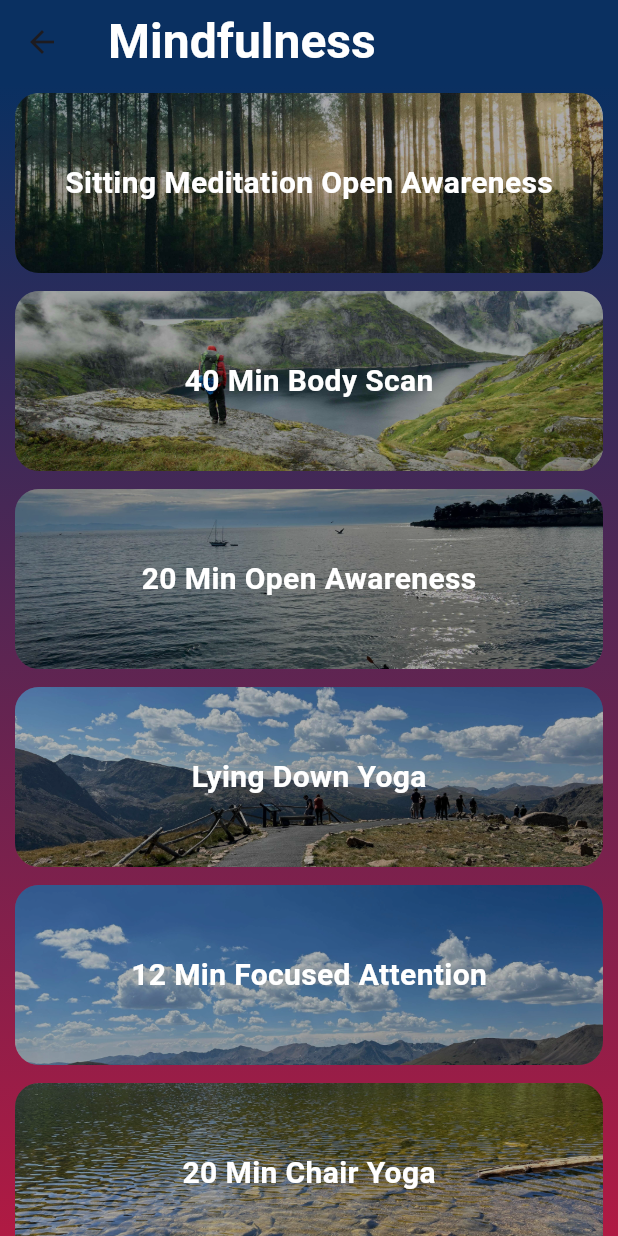
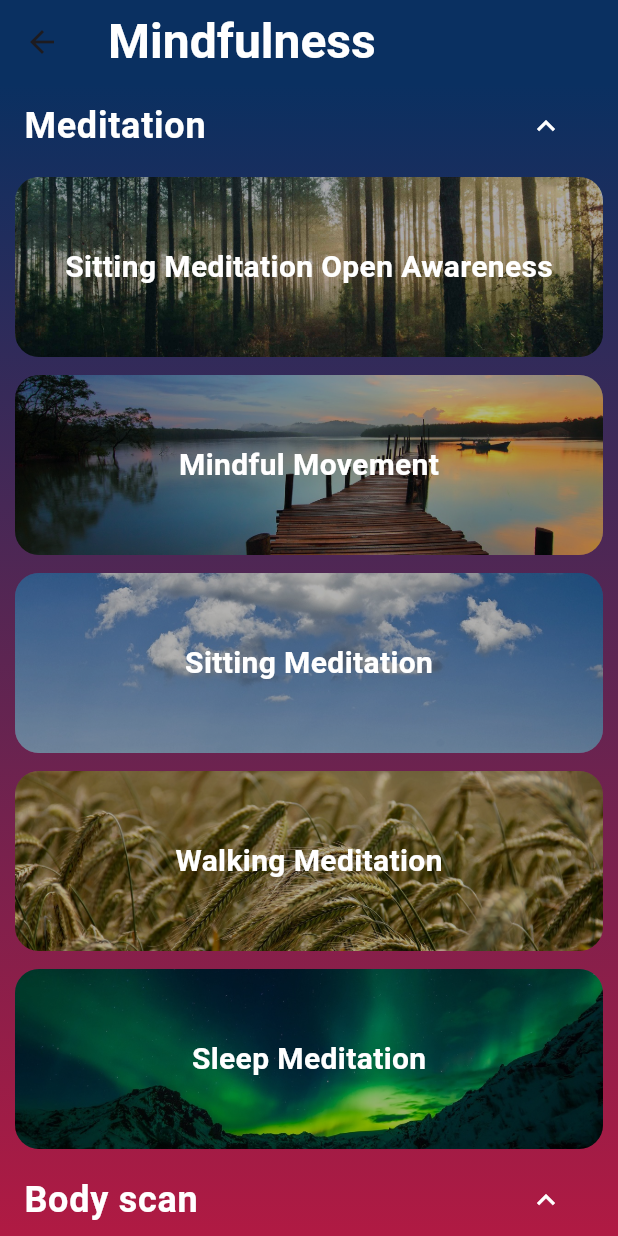
Before and after one commit to PranavBP/Senior-Pal, a Flutter app: the MindfulnessScreen screen opened directly, on a phone screen of 412 x 824 dp. Run offline on Flutter 3.47's test engine with Material 3 defaults, Android fonts, the phone set to English and light mode, and no system bars; our stand-ins replace audioplayers, chewie, cloud_firestore, firebase_auth, firebase_core, firebase_database and 8 more; accounts and stored records are empty.

Commit message:
added back youtube music, upgraded dependecies, added category

```diff
--- a/lib/data/mindfulness_assets.dart
+++ b/lib/data/mindfulness_assets.dart
@@ -9,7 +9,9 @@ final List<Meditation> mindfulnessItems = [
     track: "sitting-meditation-open-awareness",
     trackExtension: "m4a",
     image: "assets/mindfulness/photo16.jpg",
-      backgroundVideo: "sittingMedi"),
+    backgroundVideo: "sittingMedi",
+    category: "Meditation",
+  ),
   Meditation(
     title: "40 Min Body Scan",
     description:
@@ -18,7 +20,9 @@ final List<Meditation> mindfulnessItems = [
     track: "pholland-body-scan-1",
     trackExtension: "m4a",
     image: "assets/mindfulness/photo15.jpg",
-      backgroundVideo: "fiveMinBS"),
+    backgroundVideo: "fiveMinBS",
+    category: "Body scan",
+  ),
   Meditation(
     title: "20 Min Open Awareness",
     description:
@@ -27,7 +31,9 @@ final List<Meditation> mindfulnessItems = [
     track: "open-awareness-20",
     trackExtension: "m4a",
     image: "assets/mindfulness/photo14.jpg",
-      backgroundVideo: "walking"),
+    backgroundVideo: "walking",
+    category: "Mediation",
+  ),
   Meditation(
     title: "Lying Down Yoga",
     description:
@@ -36,7 +42,9 @@ final List<Meditation> mindfulnessItems = [
     track: "lying-down-yoga",
     trackExtension: "m4a",
     image: "assets/mindfulness/photo13.jpg",
-      backgroundVideo: "mindfulMove"),
+    backgroundVideo: "mindfulMove",
+    category: "Yoga",
+  ),
   Meditation(
     title: "12 Min Focused Attention",
     description:
@@ -45,7 +53,9 @@ final List<Meditation> mindfulnessItems = [
     track: "focused-attention-12",
     trackExtension: "m4a",
     image: "assets/mindfulness/photo12.jpg",
-      backgroundVideo: "tenMinBS"),
+    backgroundVideo: "tenMinBS",
+    category: "Mediation",
+  ),
   Meditation(
     title: "20 Min Chair Yoga",
     description:
@@ -54,7 +64,9 @@ final List<Meditation> mindfulnessItems = [
     track: "chair-yoga-20",
     trackExtension: "m4a",
     image: "assets/mindfulness/photo11.jpg",
-      backgroundVideo: "tenMinBreathe"),
+    backgroundVideo: "tenMinBreathe",
+    category: "Yoga",
+  ),
   Meditation(
     title: "20 Min Body Scan",
     description:
@@ -63,7 +75,9 @@ final List<Meditation> mindfulnessItems = [
     track: "body-scan-20-holland",
     trackExtension: "m4a",
     image: "assets/mindfulness/photo10.jpg",
-      backgroundVideo: "simplyListen"),
+    backgroundVideo: "simplyListen",
+    category: "Body scan",
+  ),
   Meditation(
     title: "Loving Kindness",
     description:
@@ -72,7 +86,9 @@ final List<Meditation> mindfulnessItems = [
     track: "LovingAndKindness",
     trackExtension: "m4a",
     image: "assets/mindfulness/photo9.jpg",
-      backgroundVideo: "lovingKind"),
+    backgroundVideo: "lovingKind",
+    category: "Mediation",
+  ),
   Meditation(
     title: "Simple Listening for Grounding",
     description:
@@ -81,7 +97,9 @@ final List<Meditation> mindfulnessItems = [
     track: "SimplyListeningforGrounding",
     trackExtension: "mp3",
     image: "assets/mindfulness/photo2.jpg",
-      backgroundVideo: "simplyListen"),
+    backgroundVideo: "simplyListen",
+    category: "Mediation",
+  ),
   Meditation(
     title: "10 Min Breathing Exercise",
     description:
@@ -90,7 +108,9 @@ final List<Meditation> mindfulnessItems = [
     track: "TenMinBreathing",
     trackExtension: "m4a",
     image: "assets/mindfulness/photo5.jpg",
-      backgroundVideo: "tenMinBreathe"),
+    backgroundVideo: "tenMinBreathe",
+    category: "Breathing",
+  ),
   Meditation(
       title: "3 Min Breathing Space",
       description:
@@ -99,7 +119,8 @@ final List<Meditation> mindfulnessItems = [
       track: "ThreeMinBreathingSpace",
       trackExtension: "m4a",
       image: "assets/mindfulness/photo7.jpg",
-      backgroundVideo: "threeMinBreatheSpace"),
+      backgroundVideo: "threeMinBreatheSpace",
+      category: "Breathing"),
   Meditation(
     title: "10 Min Body Scan",
     description:
@@ -108,7 +129,9 @@ final List<Meditation> mindfulnessItems = [
     track: "TenMinBodyScan",
     trackExtension: "m4a",
     image: "assets/mindfulness/photo6.jpg",
-      backgroundVideo: "tenMinBS"),
+    backgroundVideo: "tenMinBS",
+    category: "Body scan",
+  ),
   Meditation(
     title: "5 Min Body Scan",
     description:
@@ -117,7 +140,9 @@ final List<Meditation> mindfulnessItems = [
     track: "FiveMinBodyScan",
     trackExtension: "m4a",
     image: "assets/mindfulness/photo0.jpg",
-      backgroundVideo: "fiveMinBS"),
+    backgroundVideo: "fiveMinBS",
+    category: "Body scan",
+  ),
   Meditation(
     title: "Mindful Movement",
     description:
@@ -126,7 +151,9 @@ final List<Meditation> mindfulnessItems = [
     track: "MindfulMovement",
     trackExtension: "mp3",
     image: "assets/mindfulness/photo1.jpg",
-      backgroundVideo: "mindfulMove"),
+    backgroundVideo: "mindfulMove",
+    category: "Meditation",
+  ),
   Meditation(
     title: "Sitting Meditation",
     description:
@@ -135,7 +162,9 @@ final List<Meditation> mindfulnessItems = [
     track: "SittingMeditation",
     trackExtension: "mp3",
     image: "assets/mindfulness/photo3.jpg",
-      backgroundVideo: "sittingMedi"),
+    backgroundVideo: "sittingMedi",
+    category: "Meditation",
+  ),
   Meditation(
     title: "Walking Meditation",
     description:
@@ -144,7 +173,9 @@ final List<Meditation> mindfulnessItems = [
     track: "WalkingMeditation",
     trackExtension: "mp3",
     image: "assets/mindfulness/photo8.jpg",
-      backgroundVideo: "walking"),
+    backgroundVideo: "walking",
+    category: "Meditation",
+  ),
   Meditation(
     title: "Sleep Meditation",
     description:
@@ -153,5 +184,7 @@ final List<Meditation> mindfulnessItems = [
     track: "SleepMeditation",
     trackExtension: "m4a",
     image: "assets/mindfulness/photo4.jpg",
-      backgroundVideo: "sleepMedi")
+    backgroundVideo: "sleepMedi",
+    category: "Meditation",
+  )
 ];
--- a/lib/models/meditation_model.dart
+++ b/lib/models/meditation_model.dart
@@ -6,6 +6,7 @@ class Meditation {
   final String trackExtension;
   final String image;
   final String backgroundVideo;
+  final String category;
 
   Meditation({
     required this.title,
@@ -15,5 +16,6 @@ class Meditation {
     required this.trackExtension,
     required this.image,
     required this.backgroundVideo,
+    required this.category
   });
 }
--- a/lib/provider/activity_provider.dart
+++ b/lib/provider/activity_provider.dart
@@ -1,7 +1,6 @@
 import 'package:flutter_riverpod/flutter_riverpod.dart';
 import 'package:hero_minds/data/weekly_modules/week_1/week_1.dart';
 import 'package:hero_minds/data/weekly_modules/week_4/week_4.dart';
-import 'package:hero_minds/data/weekly_modules/week_5/week_5.dart';
 import 'package:hero_minds/models/activity.dart';
 import 'package:hero_minds/models/modules.dart';
 
@@ -30,12 +29,18 @@ final List<Activity> activities = [
       //   isCompleted: false,
       //   isVideo: true,
       // ),
-      // const Module(
-      //   title: "What is stress?",
-      //   assetUrl: "https://www.youtube.com/watch?v=WuyPuH9ojCE",
-      //   isCompleted: false,
-      //   isVideo: false,
-      // ),
+      const Module(
+        title: "What is stress?",
+        assetUrl: "https://www.youtube.com/watch?v=WuyPuH9ojCE",
+        isCompleted: false,
+        isVideo: true,
+      ),
+      const Module(
+        title: "Neuroscience of Mindfulness Meditation",
+        assetUrl: "https://www.youtube.com/watch?v=vo_VANW35b0",
+        isCompleted: false,
+        isVideo: true,
+      ),
     ],
     data: const Week1()
   ),
--- a/lib/screens/modules_screen.dart
+++ b/lib/screens/modules_screen.dart
@@ -30,6 +30,7 @@ class ModuleScreen extends ConsumerWidget {
         children: [
           activity.modules.isNotEmpty
               ? Expanded(
+                flex: 2,
                   child: ListView.builder(
                     itemCount: activity.modules.length,
                     itemBuilder: (context, index) {
@@ -43,8 +44,9 @@ class ModuleScreen extends ConsumerWidget {
                           title: Text(
                             module.title,
                             style: const TextStyle(
-                                color: Colors.purple,
-                                fontWeight: FontWeight.bold),
+                              color: Colors.purple,
+                              fontWeight: FontWeight.bold,
+                            ),
                           ),
                           trailing: Icon(
                             module.isVideo ? Icons.videocam : Icons.audiotrack,
@@ -94,6 +96,7 @@ class ModuleScreen extends ConsumerWidget {
                   height: 1,
                 ),
           Expanded(
+            flex: 1,
             child: SingleChildScrollView(
               child: activity.data ??
                   const Text(
--- a/lib/screens/tab screens/mindfulness/mindfulness_screen.dart
+++ b/lib/screens/tab screens/mindfulness/mindfulness_screen.dart
@@ -1,7 +1,70 @@
+// import 'package:flutter/material.dart';
+// import 'package:flutter_riverpod/flutter_riverpod.dart';
+
+// import 'package:hero_minds/data/mindfulness_assets.dart';
+// import 'package:hero_minds/provider/theme_provider.dart';
+// import 'package:hero_minds/screens/tab%20screens/mindfulness/mindfulness_item.dart';
+
+// class MindfulnessScreen extends ConsumerStatefulWidget {
+//   const MindfulnessScreen({super.key});
+
+//   @override
+//   ConsumerState<MindfulnessScreen> createState() => _MindfulnessScreenState();
+// }
+
+// class _MindfulnessScreenState extends ConsumerState<MindfulnessScreen> {
+//   @override
+//   Widget build(BuildContext context) {
+//     // final theme = Provider.of<ThemeNotifier>(context).currentTheme;
+//     final theme = ref.watch(themeNotifierProvider);
+
+//     return Scaffold(
+//       backgroundColor: theme.backgroundColor,
+//       appBar: AppBar(
+//         title: Text(
+//           "Mindfulness",
+//           style: TextStyle(
+//             color: theme.textColor,
+//             fontSize: 32,
+//             fontWeight: FontWeight.bold,
+//           ),
+//         ),
+//         backgroundColor: theme.backgroundGradient[0],
+//         centerTitle: false,
+//       ),
+//       body: Stack(
+//         children: [
+//           Container(
+//             decoration: BoxDecoration(
+//               gradient: LinearGradient(
+//                 begin: Alignment.topCenter,
+//                 end: Alignment.bottomCenter,
+//                 colors: theme.backgroundGradient,
+//               ),
+//             ),
+//           ),
+//           Container(
+//             padding: const EdgeInsets.symmetric(horizontal: 10.0),
+//             child: ListView.builder(
+//               itemCount: mindfulnessItems.length,
+//               itemBuilder: (context, index) {
+//                 return MindfulnessItem(
+//                   meditation: mindfulnessItems[index],
+//                 );
+//               },
+//             ),
+//           ),
+//         ],
+//       ),
+//     );
+//   }
+// }
+
 import 'package:flutter/material.dart';
 import 'package:flutter_riverpod/flutter_riverpod.dart';
 
 import 'package:hero_minds/data/mindfulness_assets.dart';
+import 'package:hero_minds/models/meditation_model.dart';
 import 'package:hero_minds/provider/theme_provider.dart';
 import 'package:hero_minds/screens/tab%20screens/mindfulness/mindfulness_item.dart';
 
@@ -13,10 +76,29 @@ class MindfulnessScreen extends ConsumerStatefulWidget {
 }
 
 class _MindfulnessScreenState extends ConsumerState<MindfulnessScreen> {
+  final Map<String, bool> categoryVisibility = {}; // Track visibility state
+
+  @override
+  void initState() {
+    super.initState();
+    // Initialize visibility for each category
+    mindfulnessItems.map((e) => e.category).toSet().forEach((category) {
+      categoryVisibility[category] = true;
+    });
+  }
+
   @override
   Widget build(BuildContext context) {
-    // final theme = Provider.of<ThemeNotifier>(context).currentTheme;
     final theme = ref.watch(themeNotifierProvider);
+
+    final itemsByCategory =
+        mindfulnessItems.fold<Map<String, List<Meditation>>>(
+      {},
+      (map, item) {
+        map.putIfAbsent(item.category, () => []).add(item);
+        return map;
+      },
+    );
 
     return Scaffold(
       backgroundColor: theme.backgroundColor,
@@ -43,16 +125,49 @@ class _MindfulnessScreenState extends ConsumerState<MindfulnessScreen> {
               ),
             ),
           ),
-          Container(
-            padding: const EdgeInsets.symmetric(horizontal: 10.0),
-            child: ListView.builder(
-              itemCount: mindfulnessItems.length,
-              itemBuilder: (context, index) {
-                return MindfulnessItem(
-                  meditation: mindfulnessItems[index],
-                );
-              },
-            ),
+          ListView.builder(
+            itemCount: itemsByCategory.keys.length,
+            itemBuilder: (context, index) {
+              final category = itemsByCategory.keys.elementAt(index);
+              final items = itemsByCategory[category]!;
+
+              return Column(
+                crossAxisAlignment: CrossAxisAlignment.start,
+                children: [
+                  ListTile(
+                    title: Text(
+                      category,
+                      style: TextStyle(
+                        color: theme.textColor,
+                        fontSize: 24,
+                        fontWeight: FontWeight.bold,
+                      ),
+                    ),
+                    trailing: IconButton(
+                      icon: Icon(
+                        categoryVisibility[category]!
+                            ? Icons.expand_less
+                            : Icons.expand_more,
+                        color: theme.textColor,
+                      ),
+                      onPressed: () {
+                        setState(() {
+                          categoryVisibility[category] =
+                              !categoryVisibility[category]!;
+                        });
+                      },
+                    ),
+                  ),
+                  if (categoryVisibility[category]!)
+                    ...items.map(
+                      (item) => Padding(
+                        padding: const EdgeInsets.symmetric(horizontal: 10.0),
+                        child: MindfulnessItem(meditation: item),
+                      ),
+                    ),
+                ],
+              );
+            },
           ),
         ],
       ),
```
Also changed, not shown: pubspec.yaml (+7 -7 lines), pubspec.lock, 4 other files. Lines whose indentation alone changed are shown as unchanged.
